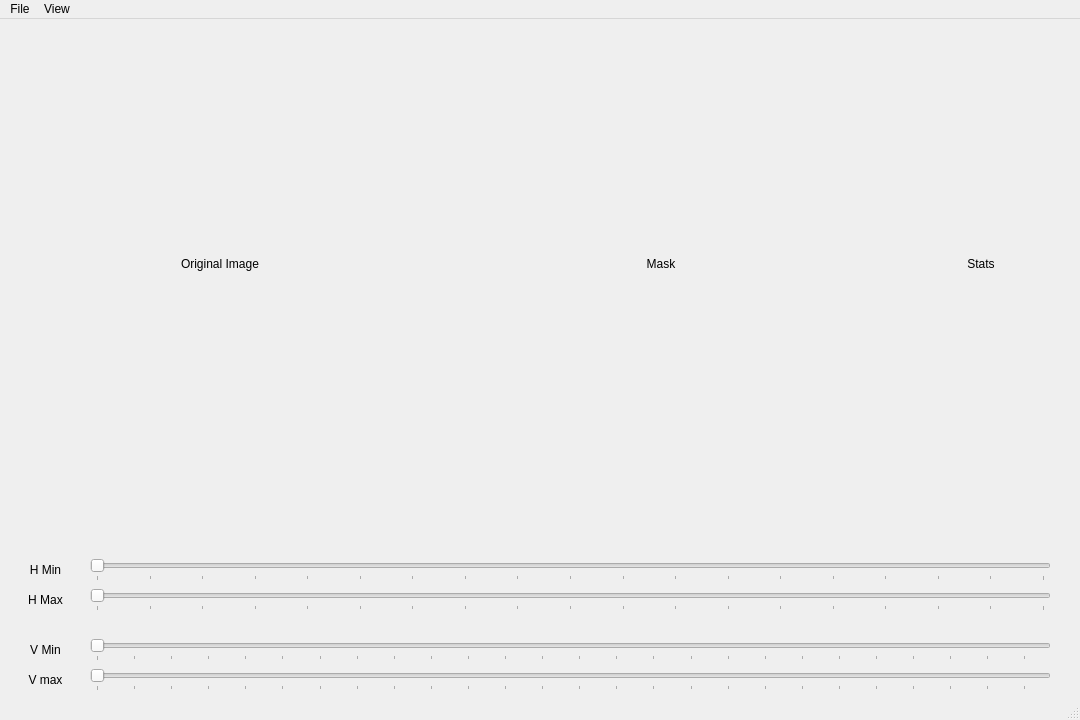
Qt form layout.ui (BhaskarS1ngha/RiceImageGUITool) before a commit.
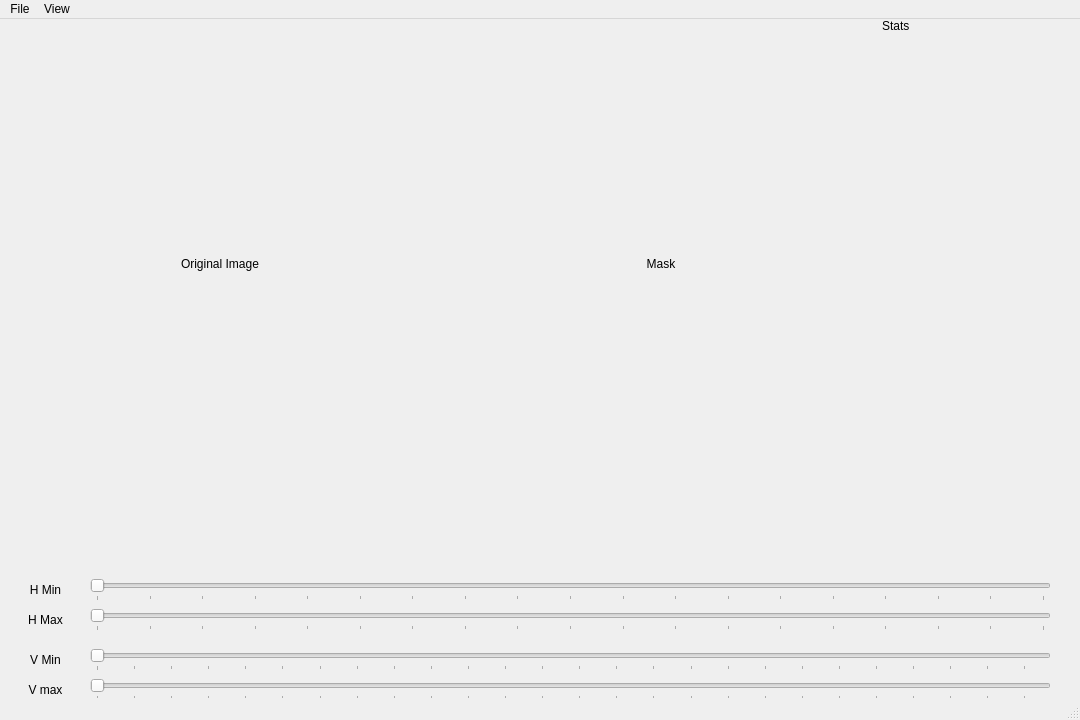
The same form after that commit.

Diff of the .ui file:
```diff
--- a/layout.ui
+++ b/layout.ui
@@ -18,7 +18,7 @@
     <property name="geometry">
      <rect>
       <x>90</x>
-      <y>540</y>
+      <y>560</y>
       <width>961</width>
       <height>22</height>
      </rect>
@@ -40,7 +40,7 @@
     <property name="geometry">
      <rect>
       <x>90</x>
-      <y>570</y>
+      <y>590</y>
       <width>961</width>
       <height>22</height>
      </rect>
@@ -62,7 +62,7 @@
     <property name="geometry">
      <rect>
       <x>90</x>
-      <y>650</y>
+      <y>660</y>
       <width>961</width>
       <height>22</height>
      </rect>
@@ -84,7 +84,7 @@
     <property name="geometry">
      <rect>
       <x>90</x>
-      <y>620</y>
+      <y>630</y>
       <width>961</width>
       <height>22</height>
      </rect>
@@ -106,7 +106,7 @@
     <property name="geometry">
      <rect>
       <x>20</x>
-      <y>540</y>
+      <y>560</y>
       <width>51</width>
       <height>21</height>
      </rect>
@@ -122,7 +122,7 @@
     <property name="geometry">
      <rect>
       <x>20</x>
-      <y>570</y>
+      <y>590</y>
       <width>51</width>
       <height>21</height>
      </rect>
@@ -138,7 +138,7 @@
     <property name="geometry">
      <rect>
       <x>20</x>
-      <y>620</y>
+      <y>630</y>
       <width>51</width>
       <height>21</height>
      </rect>
@@ -154,7 +154,7 @@
     <property name="geometry">
      <rect>
       <x>20</x>
-      <y>650</y>
+      <y>660</y>
       <width>51</width>
       <height>21</height>
      </rect>
@@ -211,7 +211,7 @@
      <string>Stats</string>
     </property>
     <property name="alignment">
-     <set>Qt::AlignCenter</set>
+     <set>Qt::AlignLeading|Qt::AlignLeft|Qt::AlignTop</set>
     </property>
    </widget>
   </widget>
```
